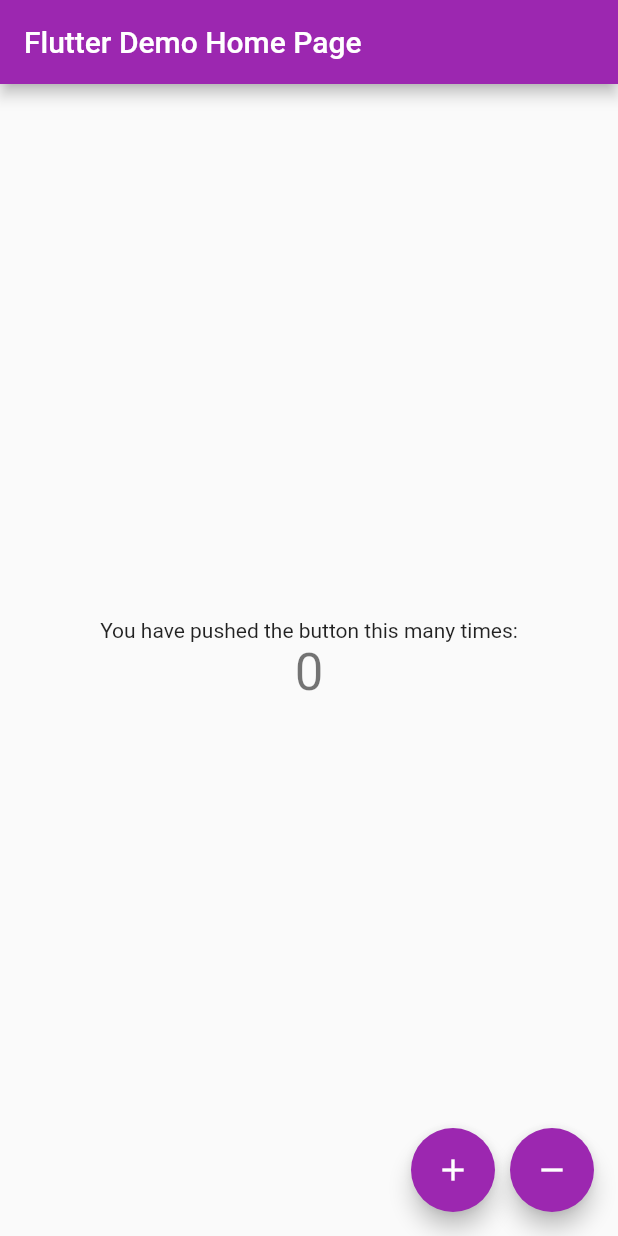
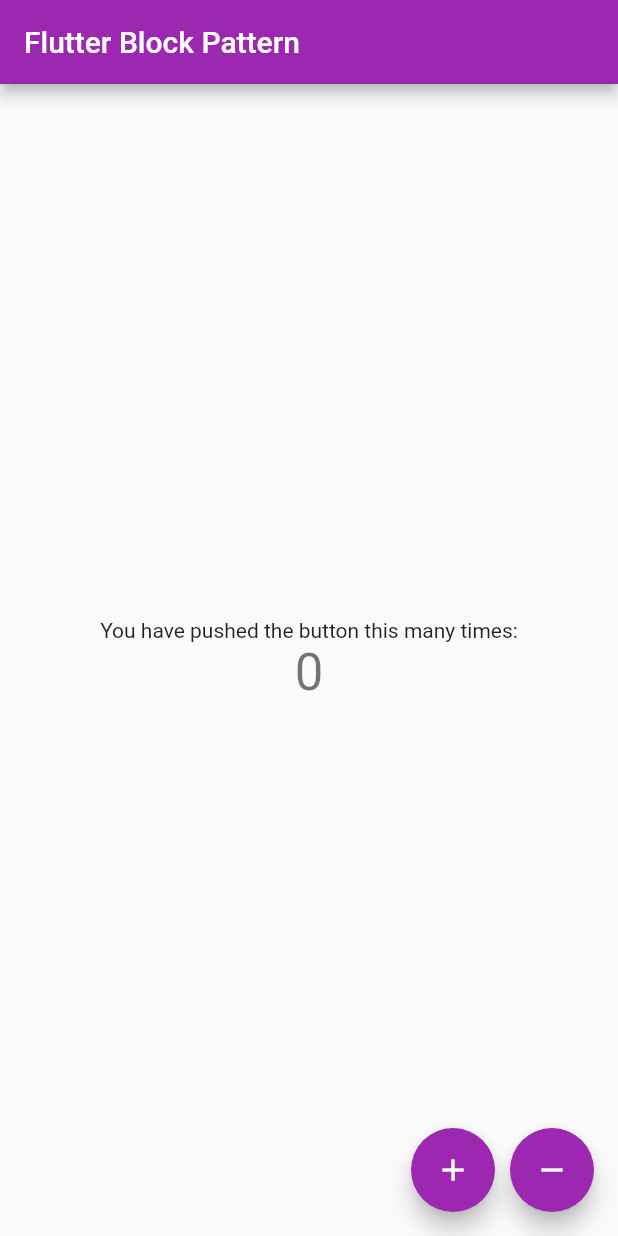
Before and after one commit to DiaDeMuertos/BlocPattern, a Flutter app: the screen it shows after launch, after a tap on the "add" icon, after a tap on the "remove" icon, on a phone screen of 412 x 824 dp. Run offline on Flutter 3.47's test engine with Material 2 defaults, Android fonts, the phone set to English and light mode, and no system bars.

```diff
--- a/lib/main.dart
+++ b/lib/main.dart
@@ -1,4 +1,6 @@
 import 'package:flutter/material.dart';
+import 'package:block_pattern/counter_bloc.dart';
+import 'package:block_pattern/counter_event.dart';
 
 void main() => runApp(MyApp());
 
@@ -6,11 +8,11 @@ class MyApp extends StatelessWidget {
   @override
   Widget build(BuildContext context) {
     return MaterialApp(
-      title: 'Flutter Demo',
+      title: 'Flutter Tutorial',
       theme: ThemeData(
         primarySwatch: Colors.purple,
       ),
-      home: MyHomePage(title: 'Flutter Demo Home Page'),
+      home: MyHomePage(title: 'Flutter Block Pattern'),
     );
   }
 }
@@ -25,19 +27,7 @@ class MyHomePage extends StatefulWidget {
 }
 
 class _MyHomePageState extends State<MyHomePage> {
-  int _counter = 0;
-
-  void _incrementCounter() {
-    setState(() {
-      _counter++;
-    });
-  }
-
-  void _decrementCounter() {
-    setState(() {
-      _counter = --_counter < 0 ? 0 : _counter--;
-    });
-  }
+  final _bloc = CounterBloc();
 
   @override
   Widget build(BuildContext context) {
@@ -46,6 +36,11 @@ class _MyHomePageState extends State<MyHomePage> {
         title: Text(widget.title),
       ),
       body: Center(
+        child: StreamBuilder(
+          stream: _bloc.counter,
+          initialData: 0,
+          builder: (BuildContext context, AsyncSnapshot<int> snapshot) {
+            return Container(
               child: Column(
                 mainAxisAlignment: MainAxisAlignment.center,
                 children: <Widget>[
@@ -53,17 +48,20 @@ class _MyHomePageState extends State<MyHomePage> {
                     'You have pushed the button this many times:',
                   ),
                   Text(
-              '$_counter',
+                    '${snapshot.data}',
                     style: Theme.of(context).textTheme.display1,
                   ),
                 ],
+              ),
+            );
+          },
         ),
       ),
       floatingActionButton: Row(
         mainAxisAlignment: MainAxisAlignment.end,
         children: <Widget>[
           FloatingActionButton(
-            onPressed: _incrementCounter,
+            onPressed: () => _bloc.counterEventsink.add(IncrementEvent()),
             tooltip: 'Increment',
             child: Icon(Icons.add),
           ),
@@ -71,7 +69,7 @@ class _MyHomePageState extends State<MyHomePage> {
             width: 10,
           ),
           FloatingActionButton(
-            onPressed: _decrementCounter,
+            onPressed: () => _bloc.counterEventsink.add(DecrementEvent()),
             tooltip: 'Decrement',
             child: Icon(Icons.remove),
           )
@@ -79,4 +77,10 @@ class _MyHomePageState extends State<MyHomePage> {
       ),
     );
   }
+
+  @override
+  void dispose() {
+    super.dispose();
+    _bloc.dispose();
   }
+}
```
Lines whose indentation alone changed are shown as unchanged.
